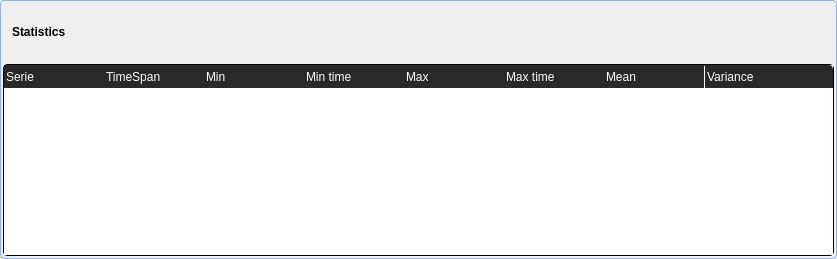
Before: the Qt Designer form trunk/src/edr/src/plugins/newChart/ui/statsTable.ui in mk4me/hm-mde-one, drawn with Qt 5.
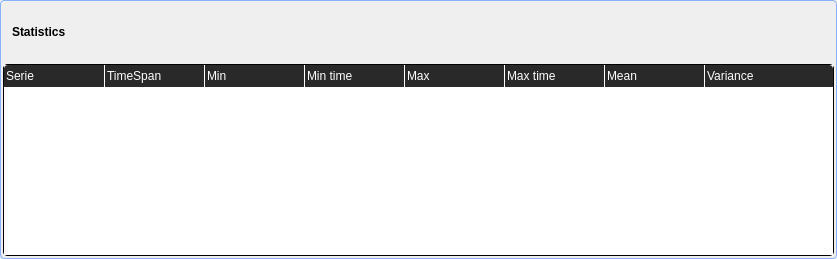
After: the same form once the commit is applied.

```diff
--- a/trunk/src/edr/src/plugins/newChart/ui/statsTable.ui
+++ b/trunk/src/edr/src/plugins/newChart/ui/statsTable.ui
@@ -113,99 +113,42 @@
          </size>
         </property>
         <property name="styleSheet">
-         <string notr="true">QHeaderView:horizontal {
-	border: none;
-	border-top-left-radius: 4px;
-	border-top-right-radius: 4px;
-	color: white;
-}
-
-QHeaderView:vertical {
-	border: none;
-	border-top-left-radius: 4px;
-	border-bottom-left-radius: 4px;
-}
-
-QHeaderView::section {
-	padding: 2px;
-}
-
-QTableView QTableCornerButton::section {
-	background: rgb(41,41,41);
-	color: white;
-	border: none;
-}
-
-QTableView QTableCornerButton::section {
-	border-top-left-radius: 4px;
-	border-left: 1px solid rgb(41,41,41);
-	border-top: 1px solid rgb(41,41,41);
-}
-
-QHeaderView::section:horizontal {
-	border-top: 1px solid rgb(41,41,41);
-}
-
-QHeaderView::section:last:horizontal {
-	border-top: 1px solid rgb(41,41,41);
-	border-right: 1px solid rgb(41,41,41);
-	border-top-right-radius: 4px;
-}
-
-QHeaderView::section:only-one:horizontal {
-	border-top: 1px solid rgb(41,41,41);
-	border-right: 1px solid rgb(41,41,41);
-	border-left: 1px solid rgb(41,41,41);
-	border-top-left-radius: 4px;
-	border-top-right-radius: 4px;
-}
-
-QHeaderView::section:vertical {
-	border-left: 1px solid rgb(41,41,41);
-}
-
-QHeaderView::section:last:vertical {
-	border-left: 1px solid rgb(41,41,41);
-	border-bottom: 1px solid rgb(41,41,41);
-	border-bottom-left-radius: 4px;
-}
-
-QHeaderView::section:last:horizontal {
-	border-left: 1px solid white;
-	border-top: 1px solid rgb(41,41,41);
-}
-
-QHeaderView::section:last:vertical {
-	border-top: 1px solid white;
-	border-left: 1px solid rgb(41,41,41);
-}
-
-QTreeView {
+         <string notr="true">QTreeView {
 	border: 1px solid black;
 	border-radius: 4px;
 }
 
-/*QTableView {
-	border: none;
-	border-radius: 4px;
-	gridline-color: black;
-	alternate-background-color: 	lightgray;
-	selection-background-color: rgb(135, 177, 255);
-}*/
-
-QTreeView QHeaderView * {
+QHeaderView * {
 	background: rgb(41, 41,41);
 }
 
-QTreeView QHeaderView::section:horizontal {
+QHeaderView::section {
+    padding: 2px;
 	background: rgb(41, 41,41);
 	color : white;
+	border: none;
 }
 
-QTreeView QHeaderView::section:only-one:horizontal {
-	border: none;
+QHeaderView::section:only-one {
 	border-top-left-radius: 4px;
 	border-top-right-radius: 4px;	
+}
+
+QHeaderView::section:last {
+     border:none;
+     border-left: 1px solid white;
+    border-top-right-radius: 4px;
+}
+
+QHeaderView::section:middle {
+    border-left: 1px solid white;
+}
+
+
+
+QHeaderView::section:first {
+ border:none;
+ border-top-left-radius: 4px;
 }</string>
         </property>
         <property name="rootIsDecorated">
```
